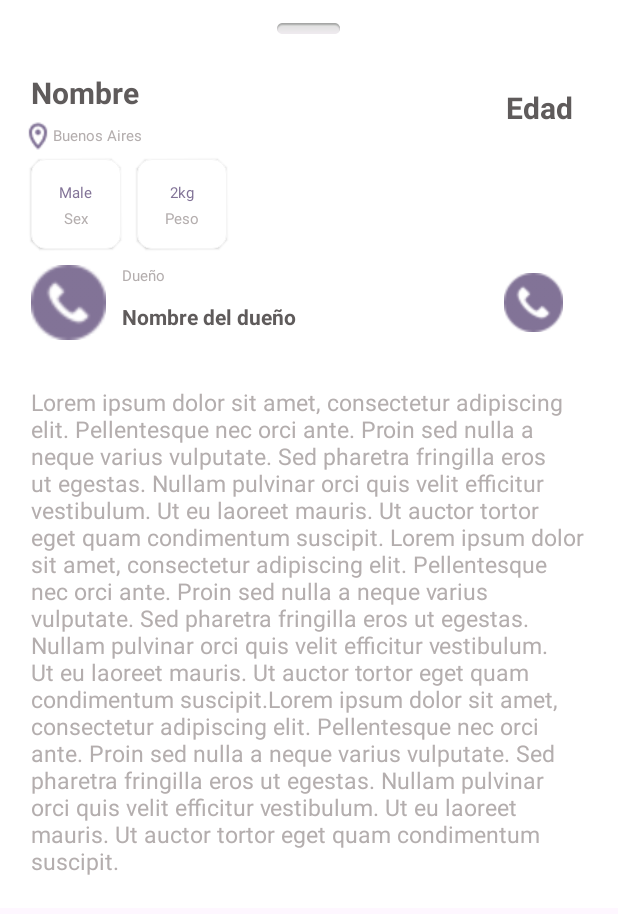
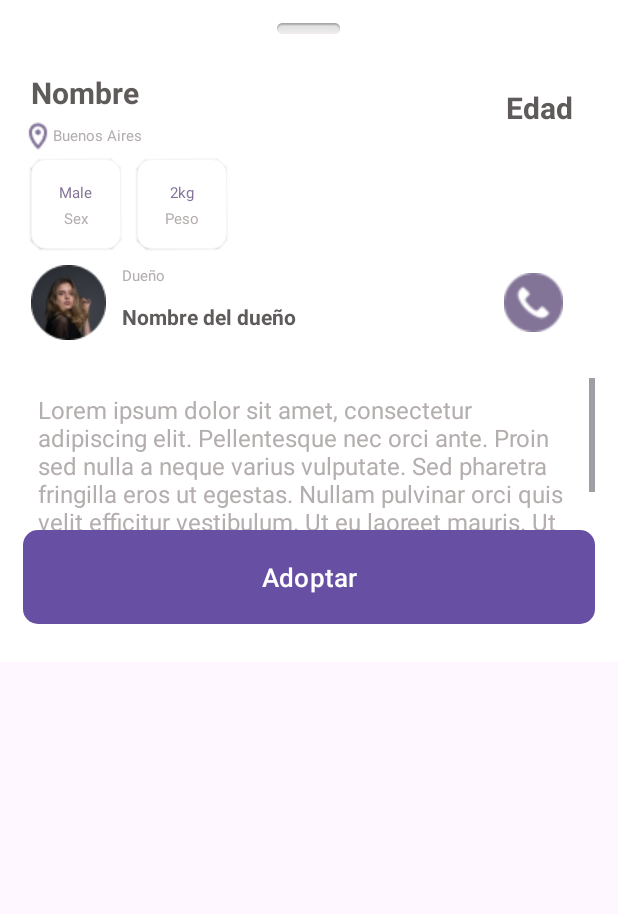
Before and after one commit to tatoyoda600/ParcialTP3, an Android app: the layout item_bottom_sheet.xml on its own in the app's theme, with its tools: preview values and no code run, on a phone screen of 412 x 824 dp. Shown: the top 914 px of the screen. Run offline under Robolectric (Android 15) with nearby library versions, the phone set to English and light mode, and no system bars.

```diff
--- /dev/null
+++ b/app/src/main/res/drawable/button_common_style.xml
@@ -0,0 +1,10 @@
+<?xml version="1.0" encoding="utf-8"?>
+<selector xmlns:android="http://schemas.android.com/apk/res/android">
+
+    <item>
+        <shape android:shape="rectangle">
+            <corners
+                android:radius="10dp"/>
+        </shape>
+    </item>
+</selector>
--- a/app/src/main/res/layout/item_bottom_sheet.xml
+++ b/app/src/main/res/layout/item_bottom_sheet.xml
@@ -158,7 +158,7 @@
             android:layout_gravity="center"
             android:layout_margin="5dp"
             android:background="@drawable/owner_image_style"
-            android:src="@drawable/phone_icon"/>
+            android:src="@drawable/img"/>
 
         <LinearLayout
             android:layout_width="249dp"
@@ -199,15 +199,30 @@
 
     </LinearLayout>
 
-    <TextView
-        android:id="@+id/adoption_description_text_view"
+    <ScrollView
+        android:layout_width="wrap_content"
+        android:layout_height="101dp"
+        android:layout_marginTop="20dp">
+
+        <TextView
+            android:id="@+id/adoption_description_text_view"
+            android:layout_width="match_parent"
+            android:layout_height="wrap_content"
+            android:padding="10dp"
+            android:text="@string/lorem_ipsum"
+            android:textColor="@color/tiny_grey_font"
+            android:textSize="16sp" />
+    </ScrollView>
+
+    <Button
+        android:id="@+id/adopt_button"
         android:layout_width="match_parent"
         android:layout_height="wrap_content"
-        android:layout_marginTop="20dp"
-        android:padding="5dp"
-        android:textSize="15sp"
-        android:text="@string/lorem_ipsum"
-        android:textColor="@color/tiny_grey_font"
-        />
+        android:layout_marginBottom="10dp"
+        android:background="@drawable/button_common_style"
+        android:padding="15dp"
+        android:textSize="17sp"
+        android:text="@string/to_adopt" />
+
 
 </LinearLayout>
--- a/app/src/main/res/values/dimens.xml
+++ b/app/src/main/res/values/dimens.xml
@@ -1,5 +1,5 @@
 <?xml version="1.0" encoding="utf-8"?>
 <resources>
-    <dimen name="peek_height">400dp</dimen>
+    <dimen name="peek_height">500dp</dimen>
 
 </resources>
--- a/app/src/main/res/values/strings.xml
+++ b/app/src/main/res/values/strings.xml
@@ -7,5 +7,9 @@
     <string name="weight">Peso</string>
     <string name="owner">Dueño</string>
     <string name="owner_name">Nombre del dueño</string>
-    <string name="lorem_ipsum">Lorem ipsum dolor sit amet, consectetur adipiscing elit. Pellentesque nec orci ante. Proin sed nulla a neque varius vulputate. Sed pharetra fringilla eros ut egestas. Nullam pulvinar orci quis velit efficitur vestibulum. Ut eu laoreet mauris. Ut auctor tortor eget quam condimentum suscipit. Lorem ipsum dolor sit amet, consectetur adipiscing elit. Pellentesque nec orci ante. Proin sed nulla a neque varius vulputate. Sed pharetra fringilla eros ut egestas. Nullam pulvinar orci quis velit efficitur vestibulum. Ut eu laoreet mauris. Ut auctor tortor eget quam condimentum suscipit.Lorem ipsum dolor sit amet, consectetur adipiscing elit. Pellentesque nec orci ante. Proin sed nulla a neque varius vulputate. Sed pharetra fringilla eros ut egestas. Nullam pulvinar orci quis velit efficitur vestibulum. Ut eu laoreet mauris. Ut auctor tortor eget quam condimentum suscipit.</string>
+    <string name="long_lorem_ipsum">Lorem ipsum dolor sit amet, consectetur adipiscing elit. Pellentesque nec orci ante. Proin sed nulla a neque varius vulputate. Sed pharetra fringilla eros ut egestas. Nullam pulvinar orci quis velit efficitur vestibulum. Ut eu laoreet mauris. Ut auctor tortor eget quam condimentum suscipit. Lorem ipsum dolor sit amet, consectetur adipiscing elit. Pellentesque nec orci ante. Proin sed nulla a neque varius vulputate. Sed pharetra fringilla eros ut egestas. Nullam pulvinar orci quis velit efficitur vestibulum. Ut eu laoreet mauris. Ut auctor tortor eget quam condimentum suscipit.Lorem ipsum dolor sit amet, consectetur adipiscing elit. Pellentesque nec orci ante. Proin sed nulla a neque varius vulputate. Sed pharetra fringilla eros ut egestas. Nullam pulvinar orci quis velit efficitur vestibulum. Ut eu laoreet mauris. Ut auctor tortor eget quam condimentum suscipit.</string>
+    <string name="lorem_ipsum">Lorem ipsum dolor sit amet, consectetur adipiscing elit. Pellentesque nec orci ante. Proin sed nulla a neque varius vulputate. Sed pharetra fringilla eros ut egestas. Nullam pulvinar orci quis velit efficitur vestibulum. Ut eu laoreet mauris. Ut auctor tortor eget quam condimentum suscipit. </string>
+    <string name="to_adopt">Adoptar</string>
+    <string name="años">%1$s años</string>
+    <string name="error_message_phone_number_not_avaliable">El número de teléfono del dueño no está disponible.</string>
 </resources>
```
Also changed, not shown: app/src/main/java/com/pfortbe22bgrupo2/parcialtp3/fragments/DetailsFragment.kt (+69 -9 lines), app/src/main/res/layout/fragment_details.xml (+9 -13 lines), app/src/main/res/drawable/img.png (added).
